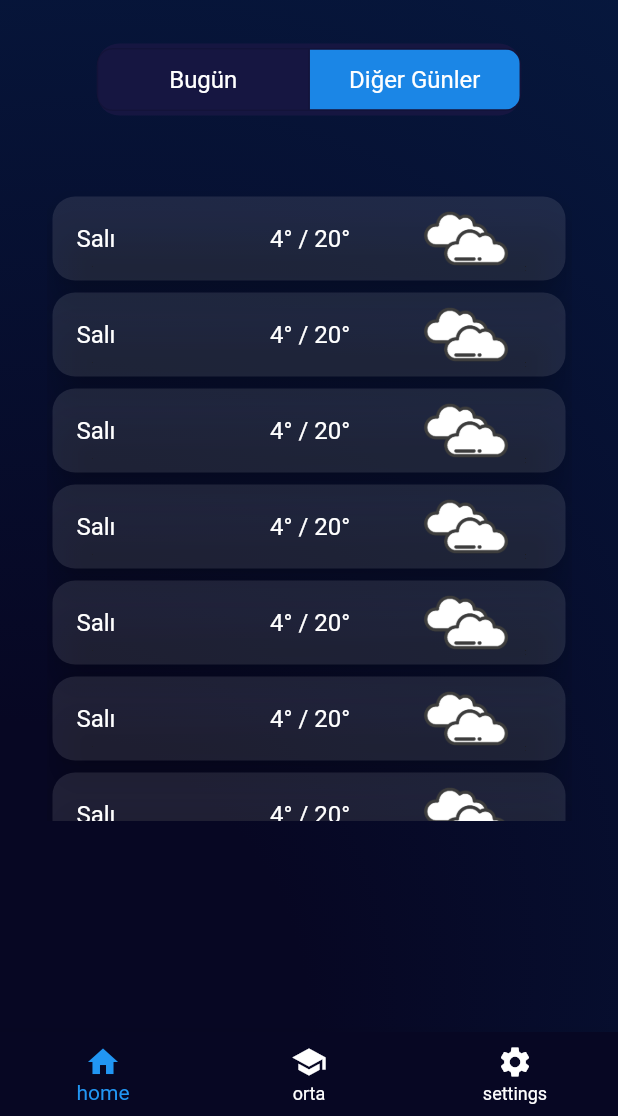
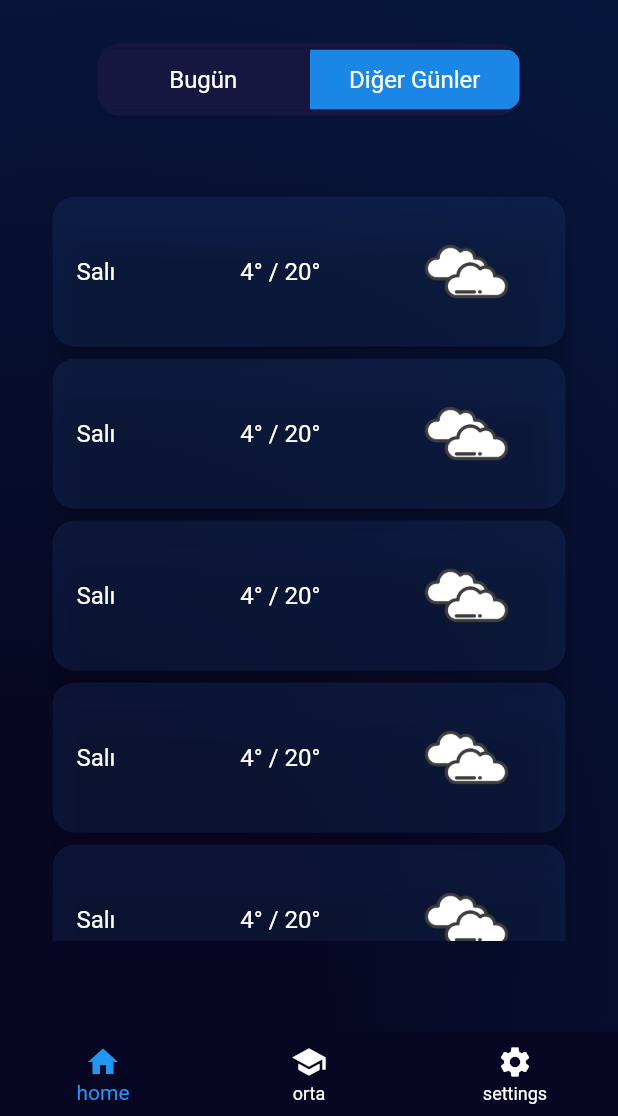
Before and after one commit to keremtigre/WeatherApp, a Flutter app: the screen it shows after launch, after a tap on "Diğer Günler", on a phone screen of 412 x 824 dp, the part 120-1236 px from its top. Run offline on Flutter 3.47's test engine with Material 2 defaults, Android fonts, the phone set to English and light mode, and no system bars; missing offline and left inert: dart:ffi.

Commit message:
HomePage Tamamlandı

```diff
--- a/lib/screens/homePage/homepage.dart
+++ b/lib/screens/homePage/homepage.dart
@@ -55,7 +55,11 @@ class _HomePageState extends State<HomePage> {
               child: Column(
                 children: [
                   Padding(
-                    padding: EdgeInsets.only(top: convertSizeheight(50)),
+                    padding: EdgeInsets.only(
+                      top: phoneheight <= 700
+                          ? convertSizeheight(50)
+                          : convertSizeheight(80),
+                    ),
                     child: Text(
                       "San Fransisco",
                       style: TextStyle(color: Colors.white, fontSize: 25),
@@ -115,9 +119,22 @@ class _HomePageState extends State<HomePage> {
                       ),
                     ),
                   ),
-                  Image.asset("assets/cloud.png",
+                  Padding(
+                    padding: EdgeInsets.only(
+                      top: phoneheight <= 700
+                          ? convertSizeheight(1)
+                          : convertSizeheight(20),
+                    ),
+                    child: Image.asset("assets/cloud.png",
                         width: double.infinity, height: convertSizeheight(220)),
-                  Row(
+                  ),
+                  Padding(
+                    padding: EdgeInsets.only(
+                      top: phoneheight <= 700
+                          ? convertSizeheight(1)
+                          : convertSizeheight(20),
+                    ),
+                    child: Row(
                       mainAxisAlignment: MainAxisAlignment.spaceEvenly,
                       children: [
                         Column(
@@ -133,7 +150,8 @@ class _HomePageState extends State<HomePage> {
                             Text(
                               "32°",
                               textAlign: TextAlign.center,
-                            style: TextStyle(color: Colors.white, fontSize: 20),
+                              style:
+                                  TextStyle(color: Colors.white, fontSize: 20),
                             )
                           ],
                         ),
@@ -150,7 +168,8 @@ class _HomePageState extends State<HomePage> {
                             Text(
                               "10km/h",
                               textAlign: TextAlign.center,
-                            style: TextStyle(color: Colors.white, fontSize: 20),
+                              style:
+                                  TextStyle(color: Colors.white, fontSize: 20),
                             )
                           ],
                         ),
@@ -167,28 +186,35 @@ class _HomePageState extends State<HomePage> {
                             Text(
                               "%75",
                               textAlign: TextAlign.center,
-                            style: TextStyle(color: Colors.white, fontSize: 20),
+                              style:
+                                  TextStyle(color: Colors.white, fontSize: 20),
                             ),
                           ],
                         ),
                       ],
                     ),
-                  Container(
+                  ),
+                  Expanded(
+                    flex: 1,
+                    child: Container(
                       alignment: Alignment.topLeft,
                       padding: EdgeInsets.only(
-                        top: convertSizeWidth(30),
+                        top: phoneheight <= 700
+                            ? convertSizeheight(60)
+                            : convertSizeheight(100),
                         left: convertSizeWidth(20),
-                        bottom: convertSizeheight(20)),
+                      ),
                       child: Text(
                         "Today",
                         textAlign: TextAlign.center,
                         style: TextStyle(color: Colors.white, fontSize: 20),
                       ),
                     ),
-                  Padding(
-                    padding: EdgeInsets.only(left: convertSizeWidth(20)),
-                    child: SizedBox(
-                      height: convertSizeheight(100),
+                  ),
+                  Expanded(
+                    flex: 1,
+                    child: Padding(
+                      padding: EdgeInsets.only(bottom: convertSizeheight(20)),
                       child: ListView.builder(
                           shrinkWrap: true,
                           scrollDirection: Axis.horizontal,
@@ -238,23 +264,18 @@ class _HomePageState extends State<HomePage> {
                 ],
               ),
             ),
-            bottomNavigationBar: SizedBox(
-              height: convertSizeheight(60),
-              width: double.infinity,
-              child: BottomNavigationBar(
+            bottomNavigationBar: BottomNavigationBar(
               backgroundColor: Color.fromRGBO(7, 7, 35, 1),
               unselectedItemColor: Colors.white,
               type: BottomNavigationBarType.fixed,
               items: [
-                  BottomNavigationBarItem(
-                      icon: Icon(Icons.home), label: "home"),
+                BottomNavigationBarItem(icon: Icon(Icons.home), label: "home"),
                 BottomNavigationBarItem(
                     icon: Icon(Icons.school), label: "orta"),
                 BottomNavigationBarItem(
                     icon: Icon(Icons.settings), label: "settings"),
               ],
             ),
-            ),
           )
         : ToggleSecondPage();
   }
--- a/lib/screens/homePage/widgets/toggleSecondPage.dart
+++ b/lib/screens/homePage/widgets/toggleSecondPage.dart
@@ -23,6 +23,7 @@ class _ToggleSecondPageState extends State<ToggleSecondPage> {
   Widget build(BuildContext context) {
     double phoneWidth = context.watch<Controller>().phoneWidth;
     double phoneheight = context.watch<Controller>().phoneheight;
+    debugPrint(phoneheight.toString());
 
     debugPrint(phoneWidth.toString() + "," + phoneheight.toString());
     double convertSizeWidth(double value) {
@@ -108,24 +109,38 @@ class _ToggleSecondPageState extends State<ToggleSecondPage> {
                   Container(
                     decoration:
                         BoxDecoration(borderRadius: BorderRadius.circular(15)),
-                    margin: EdgeInsets.only(top: convertSizeheight(50)),
+                    margin: EdgeInsets.only(
+                      top: phoneheight <= 700
+                          ? convertSizeheight(20)
+                          : convertSizeheight(50),
+                    ),
                     alignment: Alignment.center,
-                    height: convertSizeheight(420),
-                    width: convertSizeheight(350),
+                    height: phoneheight <= 700
+                        ? convertSizeheight(420)
+                        : convertSizeheight(500),
+                    width: convertSizeWidth(350),
                     child: ListView.builder(
                         itemCount: 10,
                         itemBuilder: (context, index) {
                           return Card(
+                            color: Colors.blueAccent.withOpacity(0.1),
                             shape: RoundedRectangleBorder(
                               borderRadius: BorderRadius.circular(15.0),
                             ),
-                            color: Colors.white.withOpacity(0.1),
                             elevation: 10,
-                            child: ListTile(
-                              textColor: Colors.white,
-                              trailing: Image.asset("assets/cloud.png"),
-                              title: Text(
-                                  "Salı \t\t\t\t\t\t\t\t\t\t\t\t\t\t\t\t\t\t\t\t\t\t\t\t 4° / 20°"),
+                            child: Container(
+                              alignment: Alignment.center,
+                              height: convertSizeheight(100),
+                              child: ListTile(
+                                textColor: Colors.white,
+                                trailing: Image.asset(
+                                  "assets/cloud.png",
+                                  height: convertSizeheight(100),
+                                  width: convertSizeWidth(100),
+                                ),
+                                title: Text(
+                                    "Salı \t\t\t\t\t\t\t\t\t\t\t\t\t\t\t\t\t\t\t 4° / 20°"),
+                              ),
                             ),
                           );
                         }),
```
Lines whose indentation alone changed are shown as unchanged.
